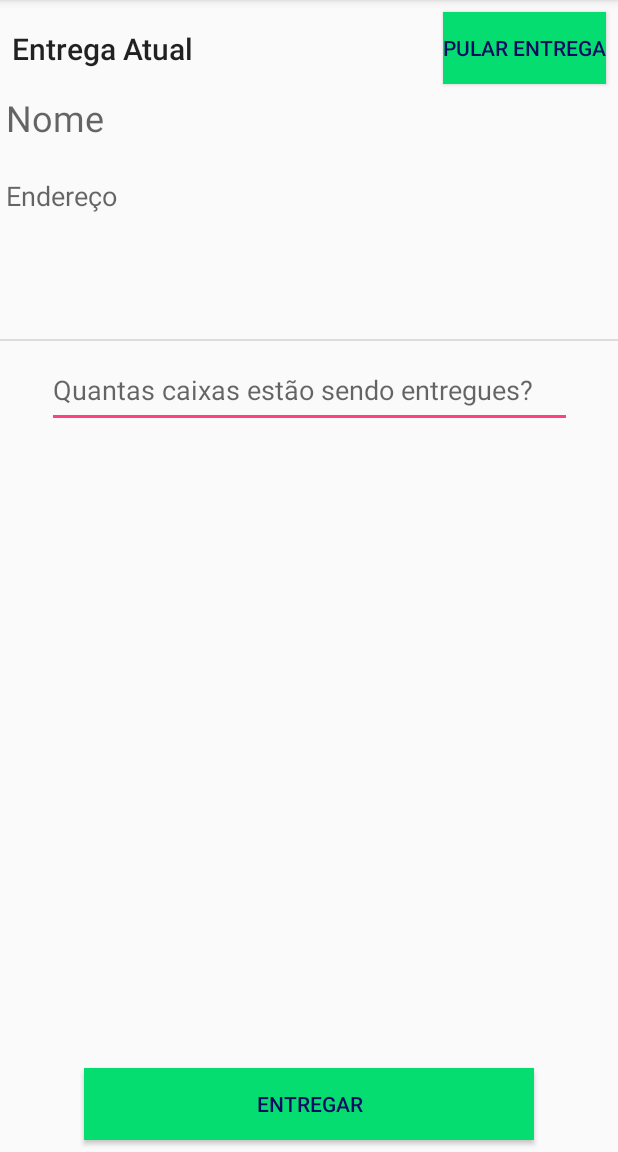
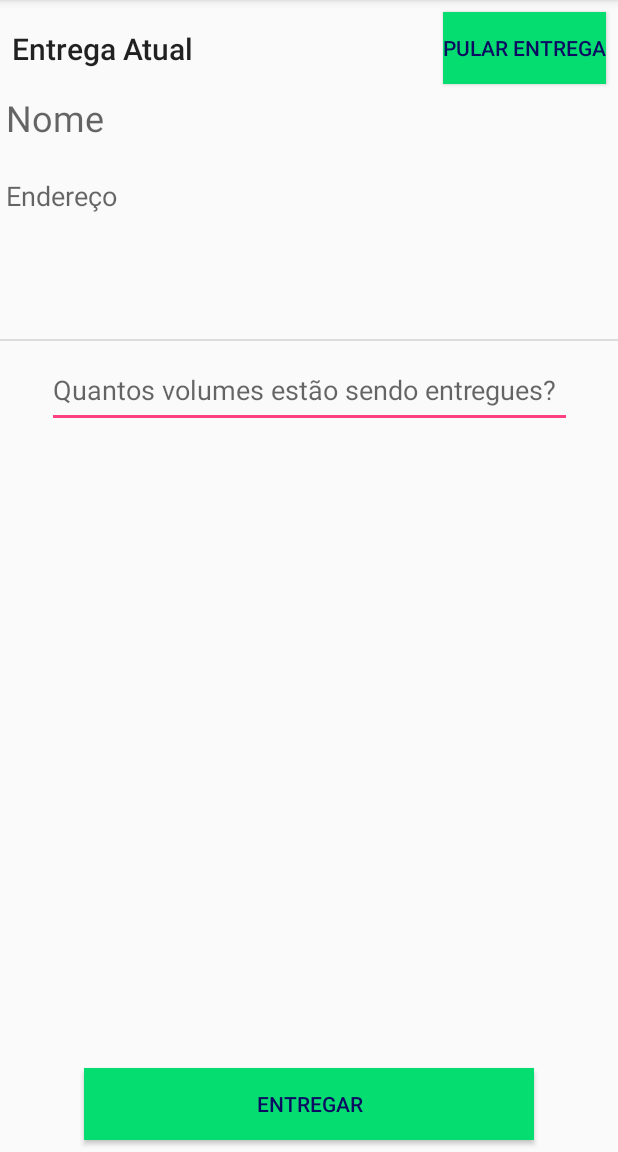
Before and after one commit to manucirne/ShopperApp, an Android app: the DeliveryActivity screen opened directly, with no data from a screen before it, on a phone screen of 412 x 824 dp, the part 84-1236 px from its top. Run offline under Robolectric (Android 15) with nearby library versions, the phone set to English and light mode, and no system bars.

Commit message:
volumes no lugar de caixas

```diff
--- a/app/src/main/java/desagil/shopper/shapp/DeliveryActivity.java
+++ b/app/src/main/java/desagil/shopper/shapp/DeliveryActivity.java
@@ -91,7 +91,7 @@ public class DeliveryActivity extends AppCompatActivity {
                     openOpenSingnature(boxes);
                 }
                 else{
-                    showWarning("Por favor insira o número de caixas");
+                    showWarning("Por favor insira o número de volumes");
                 }
 
             }
--- a/app/src/main/res/layout/activity_delivery.xml
+++ b/app/src/main/res/layout/activity_delivery.xml
@@ -53,7 +53,7 @@
         android:layout_height="50dp"
         android:layout_marginTop="8dp"
         android:layout_weight="1"
-        android:hint="Quantas caixas estão sendo entregues?"
+        android:hint="Quantos volumes estão sendo entregues?"
         android:inputType="number"
         app:layout_constraintEnd_toEndOf="parent"
         app:layout_constraintStart_toStartOf="parent"
```
Also changed, not shown: app/src/main/java/desagil/shopper/shapp/SignatureActivity.java (+13 -4 lines).
